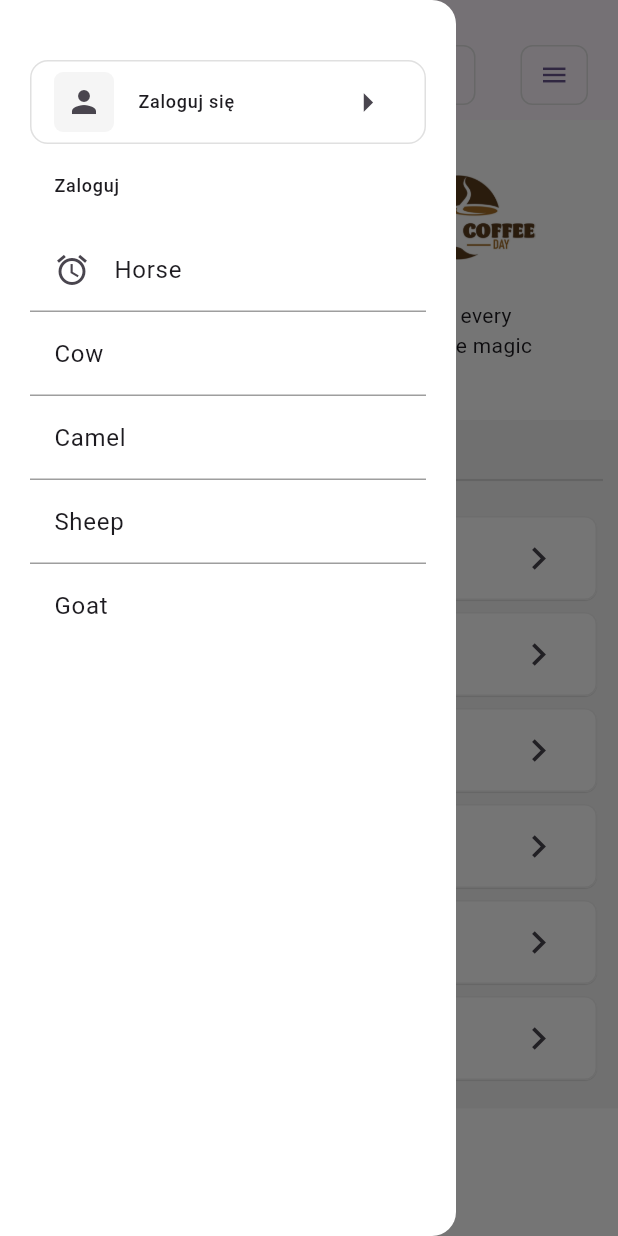
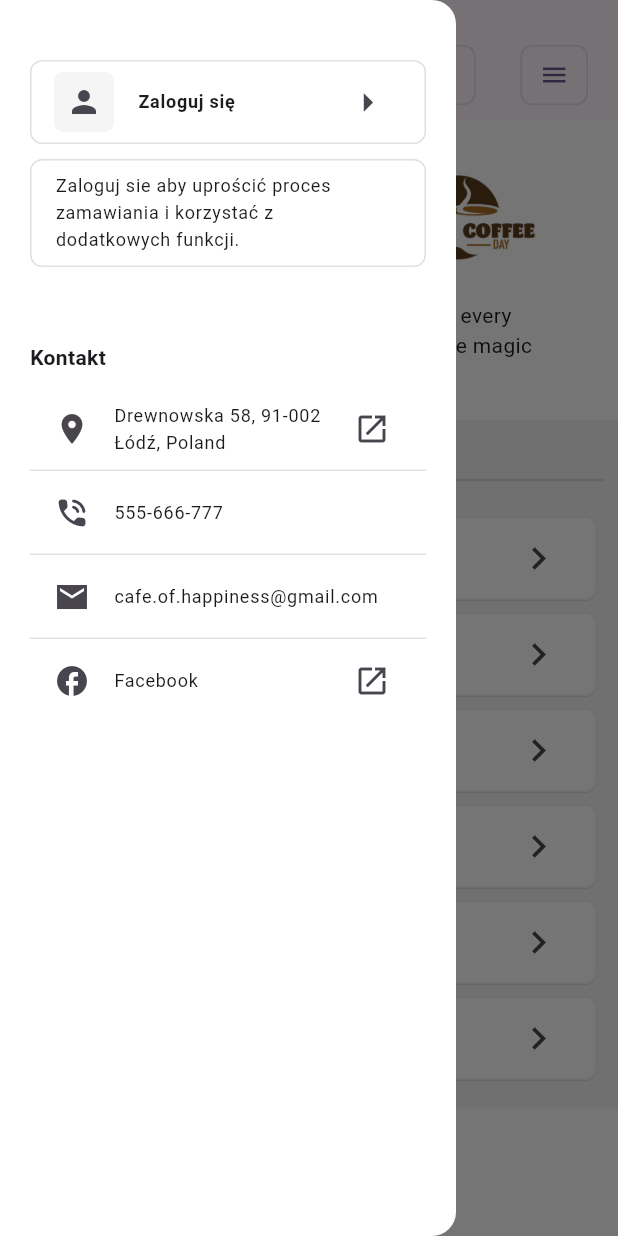
Before and after one commit to igorurbaniak/cafe_of_happiness_app, a Flutter app: the screen it shows after launch, with the side drawer open, on a phone screen of 412 x 824 dp. Run offline on Flutter 3.47's test engine with Material 3 defaults, Android fonts, the phone set to English and light mode, and no system bars; our stand-ins replace google_maps_flutter.

Commit message:
Add UI of the Drawer widget

```diff
--- a/lib/widgets/home_header.dart
+++ b/lib/widgets/home_header.dart
@@ -25,11 +25,12 @@ class _HomeHeaderState extends State<HomeHeader> {
         child: SafeArea(
           minimum: const EdgeInsets.only(top: 40, right: 20, left: 20),
           child: Column(
+            crossAxisAlignment: CrossAxisAlignment.start,
             children: [
               Card(
                 shape: RoundedRectangleBorder(
                   side: BorderSide(width: 1, color: Colors.grey.shade300),
-                  borderRadius: BorderRadius.circular(12),
+                  borderRadius: BorderRadius.circular(8),
                 ),
                 margin: EdgeInsets.zero,
                 elevation: 0,
@@ -46,7 +47,7 @@ class _HomeHeaderState extends State<HomeHeader> {
                   ),
                   title: const Text(
                     'Zaloguj się',
-                    style: TextStyle(fontSize: 12, fontWeight: FontWeight.w500),
+                    style: TextStyle(fontSize: 12, fontWeight: FontWeight.bold),
                   ),
                   trailing: const Icon(
                     Icons.arrow_right_sharp,
@@ -54,35 +55,66 @@ class _HomeHeaderState extends State<HomeHeader> {
                   ),
                 ),
               ),
+              const SizedBox(height: 10),
               ListTile(
+                shape: RoundedRectangleBorder(
+                  side: BorderSide(width: 1, color: Colors.grey.shade300),
+                  borderRadius: BorderRadius.circular(8),
+                ),
                 title: const Text(
-                    'Zaloguj',
-                    style: TextStyle(fontSize: 12, fontWeight: FontWeight.w500),
-                  ),
+                  'Zaloguj sie aby uprościć proces zamawiania i korzystać z dodatkowych funkcji.',
+                  style: TextStyle(fontSize: 12, fontWeight: FontWeight.w400),
+                ),
               ),
+              const SizedBox(height: 50),
+              const Text(
+                'Kontakt',
+                style: TextStyle(
+                  fontSize: 14,
+                  fontWeight: FontWeight.bold,
+                ),
+              ),
+              const SizedBox(height: 10),
               Expanded(
                 child: ListView(
                   children: ListTile.divideTiles(
-                    color: Colors.grey,
+                    color: Colors.grey.shade300,
                     context: context,
                     tiles: [
                       ListTile(
-                        leading: const Icon(Icons.alarm),
-                        splashColor: Colors.red,
-                        title: const Text('Horse'),
+                        leading: const Icon(Icons.location_on),
+                        title: const Text(
+                          'Drewnowska 58, 91-002 Łódź, Poland',
+                          style: TextStyle(fontSize: 12),
+                        ),
+                        onTap: () {},
+                        trailing: const Icon(Icons.open_in_new),
+                        splashColor: Colors.brown.shade500,
+                      ),
+                      ListTile(
+                        leading: const Icon(Icons.phone_in_talk_rounded),
+                        title: const Text(
+                          '555-666-777',
+                          style: TextStyle(fontSize: 12),
+                        ),
                         onTap: () {},
                       ),
-                      const ListTile(
-                        title: Text('Cow'),
+                      ListTile(
+                        leading: const Icon(Icons.mail_sharp),
+                        title: const Text(
+                          'cafe.of.happiness@gmail.com',
+                          style: TextStyle(fontSize: 12),
+                        ),
+                        onTap: () {},
                       ),
-                      const ListTile(
-                        title: Text('Camel'),
-                      ),
-                      const ListTile(
-                        title: Text('Sheep'),
-                      ),
-                      const ListTile(
-                        title: Text('Goat'),
+                      ListTile(
+                        leading: const Icon(Icons.facebook),
+                        title: const Text(
+                          'Facebook',
+                          style: TextStyle(fontSize: 12),
+                        ),
+                        onTap: () {},
+                        trailing: const Icon(Icons.open_in_new),
                       ),
                     ],
                   ).toList(),
```
